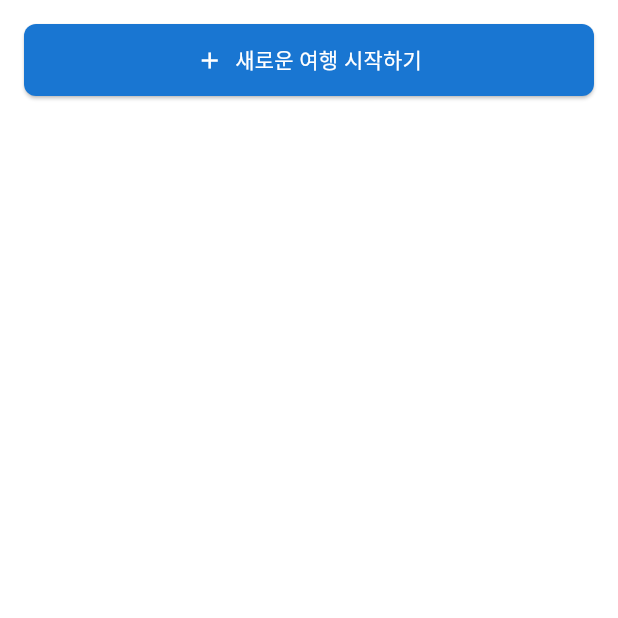
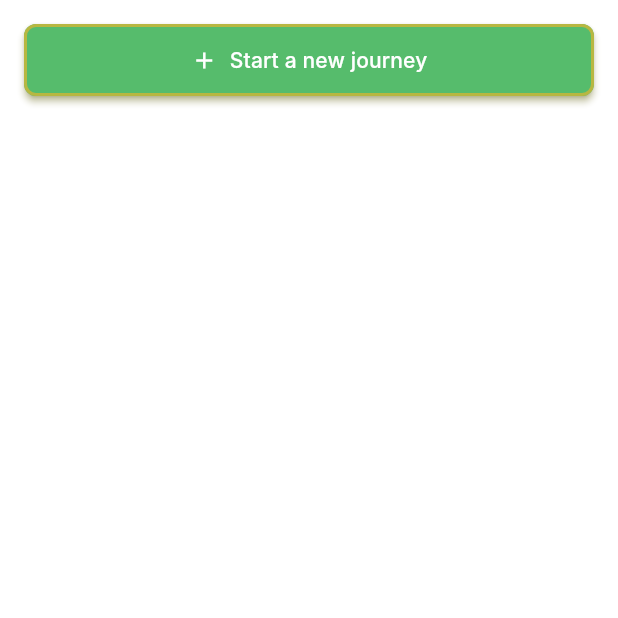
Before and after one commit to GDSC-DGU/2025-APAC-SolutionChallenge-Braves, a Flutter app: the TripListViewBody screen opened directly, on a phone screen of 412 x 824 dp, the top half of it. Run offline on Flutter 3.47's test engine with Material 3 defaults, Android fonts, the phone set to English and light mode, and no system bars; our stand-ins replace firebase_core, firebase_messaging, flutter_dotenv, flutter_local_notifications, flutter_secure_storage, google_sign_in and 3 more; accounts and stored records are empty; network calls fail; Roboto replaces fonts that are missing (Inter).

Commit message:
Refactor NewTripButton: Update onPressed to be nullable, change button background color, enhance button styling with border and shadow, and update text and icon colors for improved UI consistency.

```diff
--- a/client/lib/screens/common/new_trip_button.dart
+++ b/client/lib/screens/common/new_trip_button.dart
@@ -1,7 +1,7 @@
 import 'package:flutter/material.dart';
 
 class NewTripButton extends StatelessWidget {
-  final VoidCallback onPressed;
+  final VoidCallback? onPressed;
 
   const NewTripButton({
     super.key,
@@ -15,19 +15,22 @@ class NewTripButton extends StatelessWidget {
       child: ElevatedButton(
         onPressed: onPressed,
         style: ElevatedButton.styleFrom(
-          backgroundColor: const Color(0xFF1976D2),
+          backgroundColor: const Color(0xFF56BC6C),
           foregroundColor: Colors.white,
           minimumSize: const Size(double.infinity, 48),
           shape: RoundedRectangleBorder(
             borderRadius: BorderRadius.circular(8),
+            side: const BorderSide(color: Color(0xFFB8B741), width: 2),
           ),
+          elevation: 2,
+          shadowColor: const Color(0xFFB8B741),
         ),
         child: const Row(
           mainAxisAlignment: MainAxisAlignment.center,
           children: [
-            Icon(Icons.add),
+            Icon(Icons.add, color: Colors.white),
             SizedBox(width: 8),
-            Text('새로운 여행 시작하기'),
+            Text('Start a new journey', style: TextStyle(color: Colors.white)),
           ],
         ),
       ),
```
